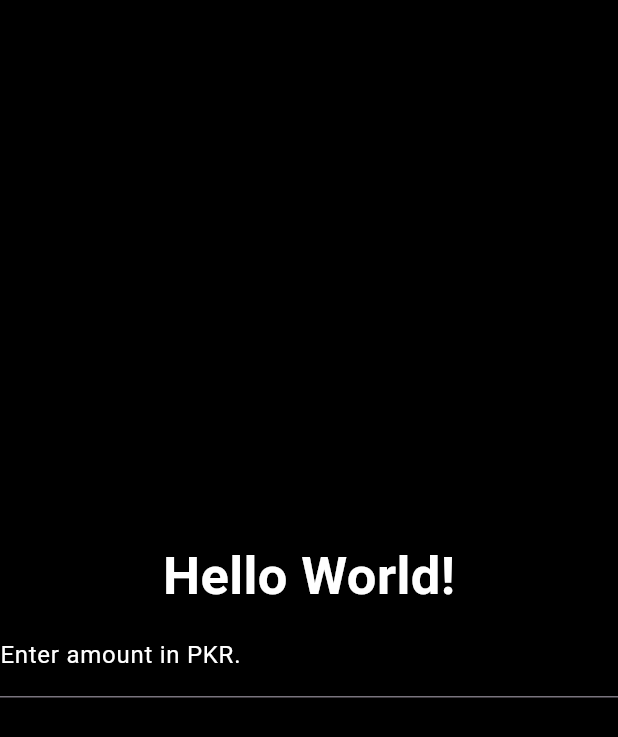
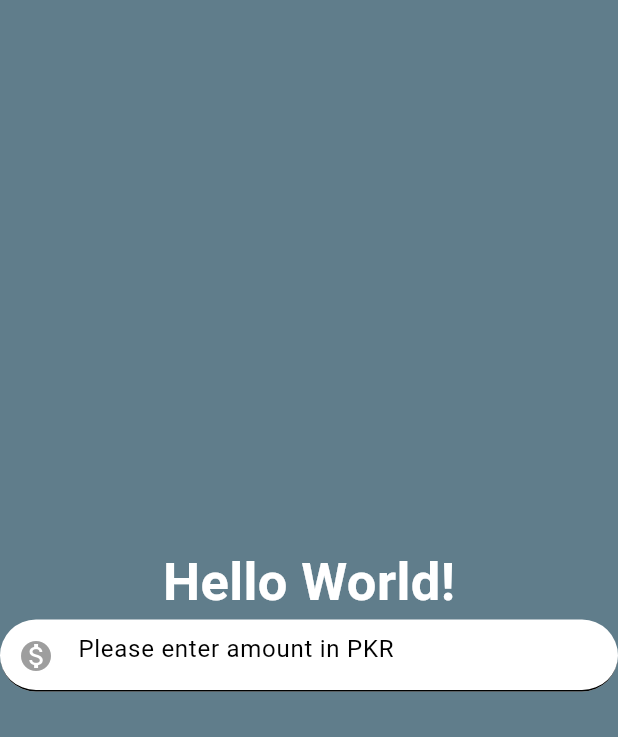
Before and after one commit to shayan-zaheer/new-beginnings, a Flutter app: the screen it shows after launch, on a phone screen of 412 x 824 dp. Shown: the top 737 px of the screen. Run offline on Flutter 3.47's test engine with Material 3 defaults, Android fonts, the phone set to English and light mode, and no system bars.

Commit message:
TextField in detail

```diff
--- a/lib/currency_converter_material_page.dart
+++ b/lib/currency_converter_material_page.dart
@@ -1,24 +1,51 @@
 import 'package:flutter/material.dart';
 
-class CurrencyConverterMaterialPage extends StatelessWidget{
+class CurrencyConverterMaterialPage extends StatelessWidget {
   const CurrencyConverterMaterialPage({super.key});
   @override
-    Widget build(BuildContext context){
+  Widget build(BuildContext context) {
     return const Scaffold(
         body: Center(
           child: Column(
             mainAxisAlignment: MainAxisAlignment.center,
             children: [
-                        Text("Hello World!", style: TextStyle(fontSize: 35, fontWeight: FontWeight.bold, color: Color.fromARGB(255, 255, 255, 255))),
+              Text(
+                "Hello World!",
+                style: TextStyle(
+                  fontSize: 35,
+                  fontWeight: FontWeight.bold,
+                  color: Color.fromARGB(255, 255, 255, 255),
+                ),
+              ),
               TextField(
+                style: TextStyle(color: Colors.black),
                 decoration: InputDecoration(
-                                label: Text("Enter amount in PKR.", style: TextStyle(color: Colors.white)),
+                  hintText: "Please enter amount in PKR",
+                  hintStyle: TextStyle(color: Colors.black),
+                  prefixIcon: Icon(Icons.monetization_on),
+                  prefixIconColor: Colors.grey,
+                  filled: true,
+                  fillColor: Colors.white,
+                  focusedBorder: OutlineInputBorder(
+                    borderSide: BorderSide(
+                        color: Colors.green,
+                        width: 2,
+                        style: BorderStyle.solid,
+                        strokeAlign: BorderSide.strokeAlignOutside),
+                    borderRadius: BorderRadius.horizontal(
+                      right: Radius.circular(30),
                     ),
-                        )
+                  ),
+                  enabledBorder: UnderlineInputBorder(
+                    borderRadius: BorderRadius.all(
+                      Radius.circular(50),
+                    ),
+                  ),
+                ),
+              ),
             ],
           ),
         ),
-            backgroundColor: Colors.black
-        );
+        backgroundColor: Colors.blueGrey);
   }
 }
```
Lines whose indentation alone changed are shown as unchanged.
